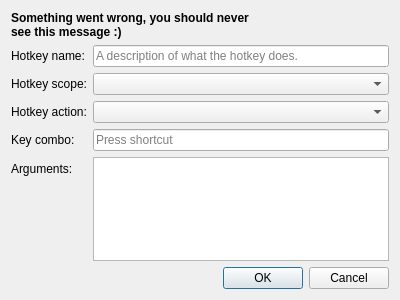
First picture: the form in src/widgets/dialogs/EditHotkeyDialog.ui, repository Chatterino/chatterino2, before the edit.
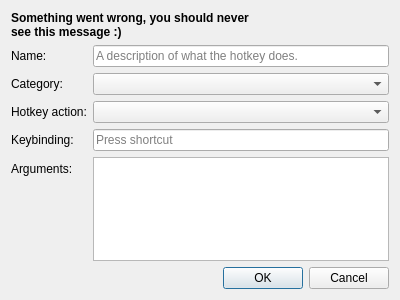
Second picture: the form after the edit.

Commit message: rename, rename, rename

```diff
--- a/src/widgets/dialogs/EditHotkeyDialog.ui
+++ b/src/widgets/dialogs/EditHotkeyDialog.ui
@@ -37,7 +37,7 @@
      <item row="0" column="0">
       <widget class="QLabel" name="nameLabel">
        <property name="text">
-        <string>Hotkey name:</string>
+        <string>Name:</string>
        </property>
        <property name="buddy">
         <cstring>nameEdit</cstring>
@@ -63,7 +63,7 @@
      <item row="1" column="0">
       <widget class="QLabel" name="scopeLabel">
        <property name="text">
-        <string>Hotkey scope:</string>
+        <string>Category:</string>
        </property>
        <property name="buddy">
         <cstring>scopePicker</cstring>
@@ -93,7 +93,7 @@
      <item row="3" column="0">
       <widget class="QLabel" name="keyComboLabel">
        <property name="text">
-        <string>Key combo:</string>
+        <string>Keybinding:</string>
        </property>
        <property name="buddy">
         <cstring>keyComboEdit</cstring>
```
Left out of the diff: 6 changed lines with no effect on the pictures. The commit also changes 2 other files.
